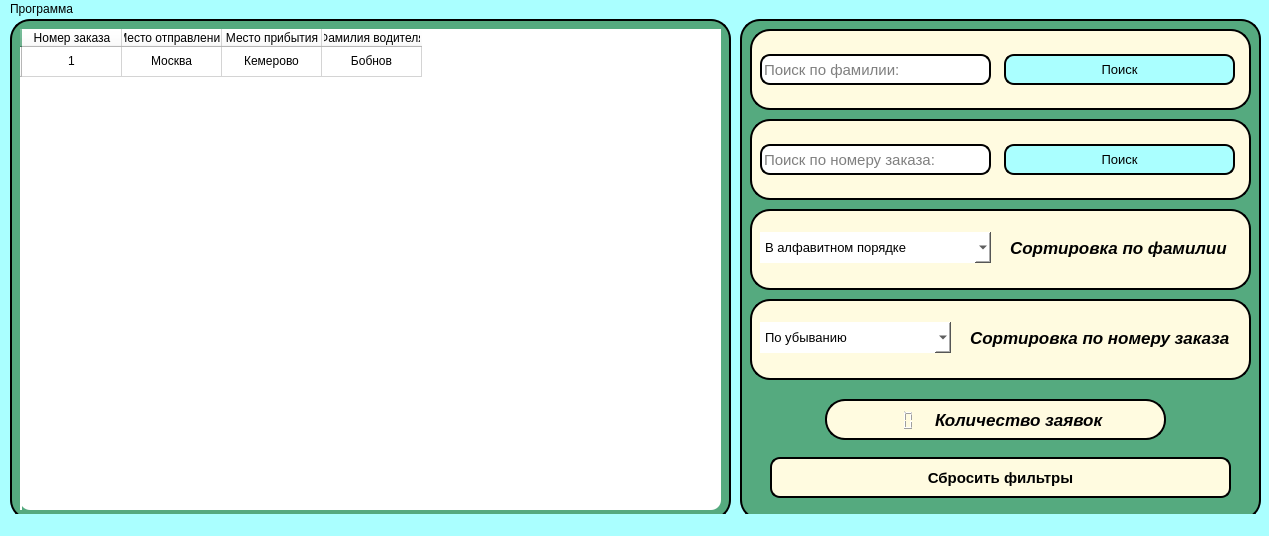
Above: QtUI/Ui_ListDeliveredOrders.ui from ItsCetrion/Kursach before the change. Below: the same form after it.
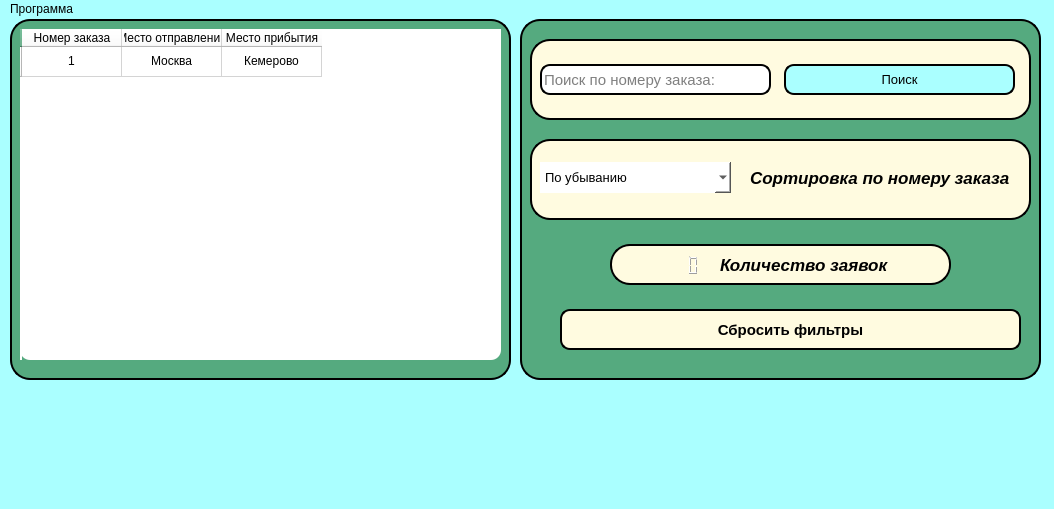
That is the form after the change.

Diff of the .ui file:
```diff
--- a/QtUI/Ui_ListDeliveredOrders.ui
+++ b/QtUI/Ui_ListDeliveredOrders.ui
@@ -6,8 +6,8 @@
    <rect>
     <x>0</x>
     <y>0</y>
-    <width>1269</width>
-    <height>536</height>
+    <width>1054</width>
+    <height>509</height>
    </rect>
   </property>
   <property name="windowTitle">
@@ -22,8 +22,8 @@
      <rect>
       <x>10</x>
       <y>0</y>
-      <width>721</width>
-      <height>501</height>
+      <width>501</width>
+      <height>361</height>
      </rect>
     </property>
     <property name="styleSheet">
@@ -42,8 +42,8 @@
       <rect>
        <x>10</x>
        <y>10</y>
-       <width>701</width>
-       <height>481</height>
+       <width>481</width>
+       <height>331</height>
       </rect>
      </property>
      <property name="styleSheet">
@@ -71,11 +71,6 @@
        <string>Место прибытия</string>
       </property>
      </column>
-     <column>
-      <property name="text">
-       <string>Фамилия водителя</string>
-      </property>
-     </column>
      <item row="0" column="0">
       <property name="text">
        <string>1</string>
@@ -100,23 +95,15 @@
        <set>AlignCenter</set>
       </property>
      </item>
-     <item row="0" column="3">
-      <property name="text">
-       <string>Бобнов</string>
-      </property>
-      <property name="textAlignment">
-       <set>AlignCenter</set>
-      </property>
-     </item>
     </widget>
    </widget>
    <widget class="QFrame" name="frame_2">
     <property name="geometry">
      <rect>
-      <x>740</x>
+      <x>520</x>
       <y>0</y>
       <width>521</width>
-      <height>501</height>
+      <height>361</height>
      </rect>
     </property>
     <property name="styleSheet">
@@ -133,8 +120,8 @@
     <widget class="QPushButton" name="pushButton_AllRequest">
      <property name="geometry">
       <rect>
-       <x>30</x>
-       <y>438</y>
+       <x>40</x>
+       <y>290</y>
        <width>461</width>
        <height>41</height>
       </rect>
@@ -155,77 +142,11 @@
       <string>Сбросить фильтры</string>
      </property>
     </widget>
-    <widget class="QFrame" name="frame_3">
-     <property name="geometry">
-      <rect>
-       <x>10</x>
-       <y>10</y>
-       <width>501</width>
-       <height>81</height>
-      </rect>
-     </property>
-     <property name="styleSheet">
-      <string notr="true">background-color: rgb(255, 251, 224);</string>
-     </property>
-     <property name="frameShape">
-      <enum>QFrame::StyledPanel</enum>
-     </property>
-     <property name="frameShadow">
-      <enum>QFrame::Raised</enum>
-     </property>
-     <widget class="QPushButton" name="pushButton_Search_date">
-      <property name="geometry">
-       <rect>
-        <x>254</x>
-        <y>25</y>
-        <width>231</width>
-        <height>31</height>
-       </rect>
-      </property>
-      <property name="font">
-       <font>
-        <family>Arial</family>
-        <pointsize>10</pointsize>
-       </font>
-      </property>
-      <property name="styleSheet">
-       <string notr="true">background-color: rgb(170, 255, 255);
-border-radius: 10px
-</string>
-      </property>
-      <property name="text">
-       <string>Поиск</string>
-      </property>
-     </widget>
-     <widget class="QLineEdit" name="lineEdit">
-      <property name="geometry">
-       <rect>
-        <x>10</x>
-        <y>25</y>
-        <width>231</width>
-        <height>31</height>
-       </rect>
-      </property>
-      <property name="font">
-       <font>
-        <family>Arial</family>
-        <pointsize>11</pointsize>
-       </font>
-      </property>
-      <property name="styleSheet">
-       <string notr="true">background-color: rgb(255, 255, 255);
-border-radius: 10px</string>
-      </property>
-      <property name="placeholderText">
-       <string>Поиск по фамилии:</string>
-      </property>
-     </widget>
-    </widget>
     <widget class="QFrame" name="frame_4">
      <property name="geometry">
       <rect>
        <x>10</x>
-       <y>100</y>
+       <y>20</y>
        <width>501</width>
        <height>81</height>
       </rect>
@@ -287,90 +208,11 @@
       </property>
      </widget>
     </widget>
-    <widget class="QFrame" name="frame_5">
-     <property name="geometry">
-      <rect>
-       <x>10</x>
-       <y>190</y>
-       <width>501</width>
-       <height>81</height>
-      </rect>
-     </property>
-     <property name="styleSheet">
-      <string notr="true">background-color: rgb(255, 251, 224);</string>
-     </property>
-     <property name="frameShape">
-      <enum>QFrame::StyledPanel</enum>
-     </property>
-     <property name="frameShadow">
-      <enum>QFrame::Raised</enum>
-     </property>
-     <widget class="QComboBox" name="comboBox_SortTable">
-      <property name="geometry">
-       <rect>
-        <x>10</x>
-        <y>23</y>
-        <width>231</width>
-        <height>31</height>
-       </rect>
-      </property>
-      <property name="font">
-       <font>
-        <family>Arial</family>
-        <pointsize>10</pointsize>
-       </font>
-      </property>
-      <property name="toolTip">
-       <string>Сортировка таблицы</string>
-      </property>
-      <property name="styleSheet">
-       <string notr="true">background-color: rgb(255, 255, 255);
-border: 0px</string>
-      </property>
-      <item>
-       <property name="text">
-        <string>В алфавитном порядке</string>
-       </property>
-      </item>
-      <item>
-       <property name="text">
-        <string>В обратном алфавитном порядке</string>
-       </property>
-      </item>
-     </widget>
-     <widget class="QLabel" name="label_text">
-      <property name="geometry">
-       <rect>
-        <x>260</x>
-        <y>18</y>
-        <width>221</width>
-        <height>41</height>
-       </rect>
-      </property>
-      <property name="font">
-       <font>
-        <family>Arial</family>
-        <pointsize>13</pointsize>
-        <weight>75</weight>
-        <italic>true</italic>
-        <bold>true</bold>
-        <underline>false</underline>
-        <strikeout>false</strikeout>
-       </font>
-      </property>
-      <property name="styleSheet">
-       <string notr="true">border: 0px</string>
-      </property>
-      <property name="text">
-       <string>Сортировка по фамилии</string>
-      </property>
-     </widget>
-    </widget>
     <widget class="QFrame" name="frame_7">
      <property name="geometry">
       <rect>
        <x>10</x>
-       <y>280</y>
+       <y>120</y>
        <width>501</width>
        <height>81</height>
       </rect>
@@ -448,8 +290,8 @@
     <widget class="QFrame" name="frame_6">
      <property name="geometry">
       <rect>
-       <x>85</x>
-       <y>380</y>
+       <x>90</x>
+       <y>225</y>
        <width>341</width>
        <height>41</height>
       </rect>
@@ -517,7 +359,7 @@
     <rect>
      <x>0</x>
      <y>0</y>
-     <width>1269</width>
+     <width>1054</width>
      <height>26</height>
     </rect>
    </property>
```
